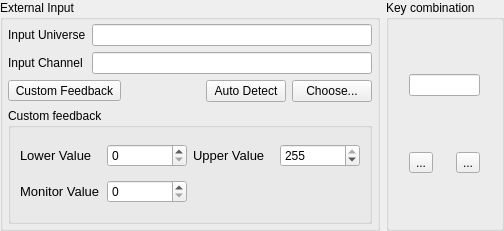
Qt form ui/src/inputselectionwidget.ui (mcallegari/qlcplus) before a commit.
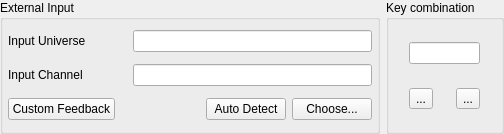
The same form after that commit. Icons and pictures are not drawn.

Commit message:
ui: move custom feedbacks to a dedicated dialog
Add color table editing to Input Profile editor

Patch:
```diff
--- a/ui/src/inputselectionwidget.ui
+++ b/ui/src/inputselectionwidget.ui
@@ -26,7 +26,7 @@
     <x>0</x>
     <y>0</y>
     <width>504</width>
-    <height>231</height>
+    <height>134</height>
    </rect>
   </property>
   <property name="windowTitle">
@@ -149,102 +149,7 @@
       <property name="bottomMargin">
        <number>4</number>
       </property>
-      <item row="0" column="0">
-       <widget class="QLabel" name="label_4">
-        <property name="text">
-         <string>Input Universe</string>
-        </property>
-       </widget>
-      </item>
-      <item row="0" column="1" colspan="4">
-       <widget class="QLineEdit" name="m_inputUniverseEdit">
-        <property name="toolTip">
-         <string>The input universe that sends data to this widget</string>
-        </property>
-        <property name="readOnly">
-         <bool>true</bool>
-        </property>
-       </widget>
-      </item>
-      <item row="4" column="0" colspan="5">
-       <widget class="QGroupBox" name="m_feedbackGroup">
-        <property name="title">
-         <string>Custom feedback</string>
-        </property>
-        <layout class="QGridLayout" name="gridLayout_3">
-         <item row="0" column="0">
-          <widget class="QLabel" name="label">
-           <property name="font">
-            <font>
-             <pointsize>10</pointsize>
-            </font>
-           </property>
-           <property name="text">
-            <string>Lower Value</string>
-           </property>
-          </widget>
-         </item>
-         <item row="0" column="1">
-          <widget class="QSpinBox" name="m_lowerSpin">
-           <property name="maximum">
-            <number>255</number>
-           </property>
-          </widget>
-         </item>
-         <item row="0" column="3">
-          <widget class="QSpinBox" name="m_upperSpin">
-           <property name="minimum">
-            <number>0</number>
-           </property>
-           <property name="maximum">
-            <number>255</number>
-           </property>
-           <property name="value">
-            <number>255</number>
-           </property>
-          </widget>
-         </item>
-         <item row="0" column="2">
-          <widget class="QLabel" name="label_2">
-           <property name="font">
-            <font>
-             <pointsize>10</pointsize>
-            </font>
-           </property>
-           <property name="text">
-            <string>Upper Value</string>
-           </property>
-          </widget>
-         </item>
-         <item row="1" column="0">
-          <widget class="QLabel" name="m_monitorLabel">
-           <property name="font">
-            <font>
-             <pointsize>10</pointsize>
-            </font>
-           </property>
-           <property name="text">
-            <string>Monitor Value</string>
-           </property>
-          </widget>
-         </item>
-         <item row="1" column="1">
-          <widget class="QSpinBox" name="m_monitorSpin">
-           <property name="maximum">
-            <number>255</number>
-           </property>
-          </widget>
-         </item>
-        </layout>
-        <zorder>m_upperSpin</zorder>
-        <zorder>m_lowerSpin</zorder>
-        <zorder>label_2</zorder>
-        <zorder>label</zorder>
-        <zorder>m_monitorLabel</zorder>
-        <zorder>m_monitorSpin</zorder>
-       </widget>
-      </item>
-      <item row="1" column="1" colspan="4">
+      <item row="1" column="1" colspan="2">
        <widget class="QLineEdit" name="m_inputChannelEdit">
         <property name="toolTip">
          <string>The particular input channel within the input universe that sends data to this widget</string>
@@ -261,16 +166,20 @@
         </property>
        </widget>
       </item>
-      <item row="2" column="0" colspan="5">
+      <item row="0" column="0">
+       <widget class="QLabel" name="label_4">
+        <property name="text">
+         <string>Input Universe</string>
+        </property>
+       </widget>
+      </item>
+      <item row="2" column="0" colspan="3">
        <layout class="QHBoxLayout" name="horizontalLayout">
         <item>
-         <widget class="QToolButton" name="m_customFbButton">
+         <widget class="QPushButton" name="m_customFbButton">
           <property name="text">
            <string>Custom Feedback</string>
           </property>
-          <property name="checkable">
-           <bool>true</bool>
-          </property>
          </widget>
         </item>
         <item>
@@ -323,6 +232,16 @@
         </item>
        </layout>
       </item>
+      <item row="0" column="1" colspan="2">
+       <widget class="QLineEdit" name="m_inputUniverseEdit">
+        <property name="toolTip">
+         <string>The input universe that sends data to this widget</string>
+        </property>
+        <property name="readOnly">
+         <bool>true</bool>
+        </property>
+       </widget>
+      </item>
      </layout>
     </widget>
    </item>
```
The commit also changes 12 other files.
